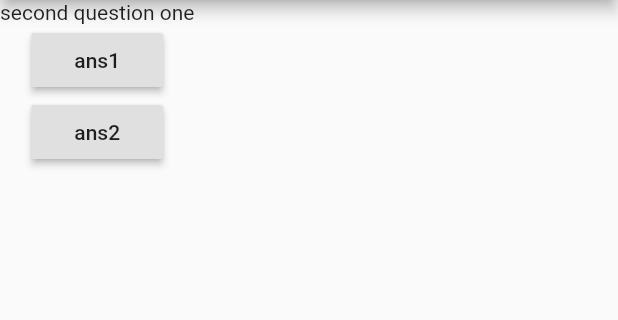
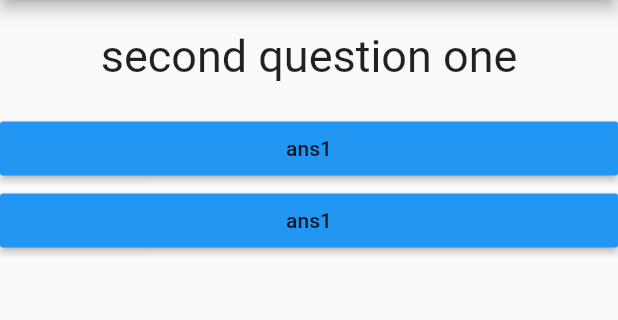
Before and after one commit to aloksingh3112/Flutter-Quiz-App, a Flutter app: the screen it shows after launch, after a tap on "ans1", on a phone screen of 412 x 824 dp, the part 84-404 px from its top. Run offline on Flutter 3.47's test engine with Material 2 defaults, Android fonts, the phone set to English and light mode, and no system bars.

Commit message:
added answer widget

```diff
--- /dev/null
+++ b/lib/answer.dart
@@ -0,0 +1,17 @@
+import 'package:flutter/material.dart';
+
+class  Answer extends StatelessWidget{
+  final Function handler;
+  Answer(this.handler);
+  @override
+   Widget build(BuildContext ctx){
+       return Container(
+         width: double.infinity,
+         child: RaisedButton(
+           color: Colors.blue,
+           child: Text('ans1'),
+           onPressed: handler,),
+
+       );
+   }
+}
--- a/lib/main.dart
+++ b/lib/main.dart
@@ -2,6 +2,7 @@ import 'package:flutter/material.dart';
 
 
 import './question.dart';
+import './answer.dart';
 
 void main(){
   runApp(MyApp());
@@ -33,8 +34,8 @@ class MyAppState extends State<MyApp>{
       body:Column(
         children: [
           Question(data[index]),
-          RaisedButton(child: Text('ans1'),onPressed: buttonPressed,),
-          RaisedButton(child: Text('ans2'),onPressed: buttonPressed,)
+         Answer(buttonPressed),
+          Answer(buttonPressed)
         ],
       ),
     ),);
--- a/lib/question.dart
+++ b/lib/question.dart
@@ -6,6 +6,12 @@ class Question extends StatelessWidget{
    @override
   Widget build(BuildContext context) {
     // TODO: implement build
-    return Text(question);
+    return Container(
+      width: double.infinity,
+      margin: EdgeInsets.all(20),
+      child: Text(question,
+    style: TextStyle(fontSize: 30),
+    textAlign: TextAlign.center,)
+    );
   }
 }
```
